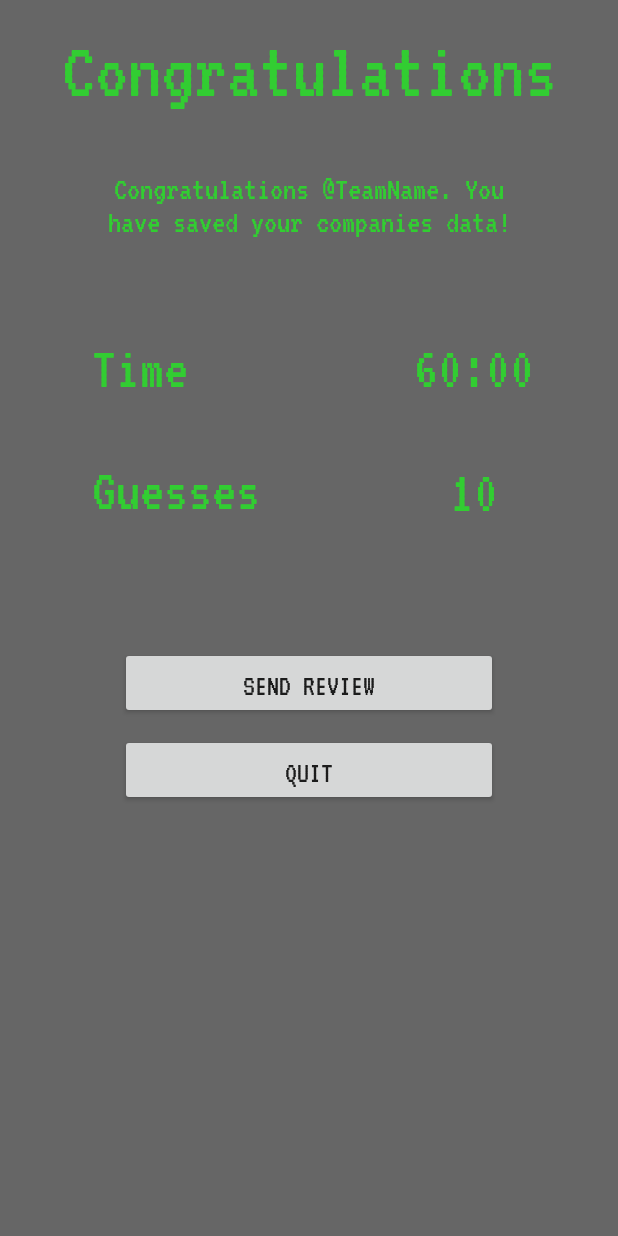
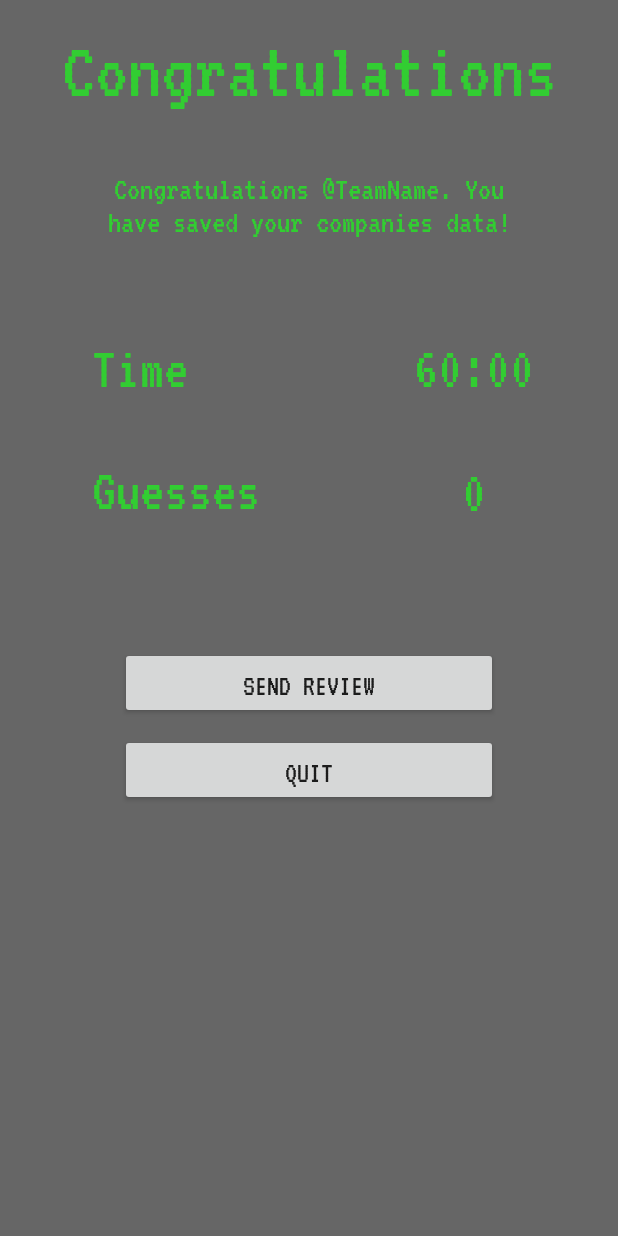
Before and after one commit to nkm90/BreakScape, an Android app: the CongratulationsActivity screen opened directly, with no data from a screen before it, on a phone screen of 412 x 824 dp. Run offline under Robolectric (Android 15) with nearby library versions, the phone set to English and light mode, and no system bars.

Commit message:
show time and attempts at end

```diff
--- a/app/src/main/java/com/example/breakscape/BreakActivity.java
+++ b/app/src/main/java/com/example/breakscape/BreakActivity.java
@@ -60,6 +60,8 @@ public class BreakActivity extends Timer {
         if(input1.equals("7") && input2.equals("0") && input3.equals("4") && input4.equals("4")){
             //if the answer provided is correct, congratulations activity will appear
             Intent intent = new Intent(this, CongratulationsActivity.class);
+            intent.putExtra("time", time);
+            intent.putExtra("attempts", totalAttempts);
             startActivity(intent);
             this.finish();
         }else {
--- a/app/src/main/java/com/example/breakscape/CongratulationsActivity.java
+++ b/app/src/main/java/com/example/breakscape/CongratulationsActivity.java
@@ -2,11 +2,14 @@ package com.example.breakscape;
 
 import android.content.Intent;
 import android.os.Bundle;
+import android.util.Log;
 import android.view.View;
 import android.widget.Button;
+import android.widget.TextView;
 
 public class CongratulationsActivity extends AbsActivity {
-
+    long time;
+    int attempts;
     @Override
     protected void onCreate(Bundle savedInstanceState) {
         super.onCreate(savedInstanceState);
@@ -27,7 +30,43 @@ public class CongratulationsActivity extends AbsActivity {
                 home(v);
             }
         });
+        //Fetch Attempts and time
+        Bundle extra = getIntent().getExtras();
+        if (extra != null) {
+            time = extra.getLong("time");
+            attempts = extra.getInt("attempts");
+        }
+
+        showFinalScore();
+
+
     }
+
+    private void showFinalScore() {
+        TextView finalScore = findViewById(R.id.finalTime);
+        TextView attemptsBox = findViewById(R.id.attempts);
+        finalScore.setText(setTime());
+        attemptsBox.setText(""+attempts);
+
+    }
+
+    private String setTime(){
+        Log.i("time", ""+time);
+        long newTime = (3600000 - time)/1000;  //calculate time taken to complete task
+        long minutes = newTime /60;
+        long secs = newTime %60;
+        return setTimeText(minutes, secs);
+    }
+
+    private String setTimeText(long m, long s){
+        if(s<10) {
+           return (m + ":0" + s);
+        }
+        else{
+            return (m +":"+ s);
+        }
+    }
+
 
     public void send(View view){
         //This needs to be implemented to display or send the reviews.
--- a/app/src/main/res/layout/activity_congratulations.xml
+++ b/app/src/main/res/layout/activity_congratulations.xml
@@ -68,7 +68,7 @@
         app:layout_constraintTop_toBottomOf="@+id/textView29" />
 
     <TextView
-        android:id="@+id/textView31"
+        android:id="@+id/attempts"
         android:layout_width="0dp"
         android:layout_height="59dp"
         android:layout_marginStart="20dp"
@@ -82,10 +82,10 @@
         app:layout_constraintEnd_toEndOf="parent"
         app:layout_constraintHorizontal_bias="0.0"
         app:layout_constraintStart_toEndOf="@+id/textView29"
-        app:layout_constraintTop_toBottomOf="@+id/textView32" />
+        app:layout_constraintTop_toBottomOf="@+id/finalTime" />
 
     <TextView
-        android:id="@+id/textView32"
+        android:id="@+id/finalTime"
         android:layout_width="0dp"
         android:layout_height="59dp"
         android:layout_marginStart="20dp"
```
